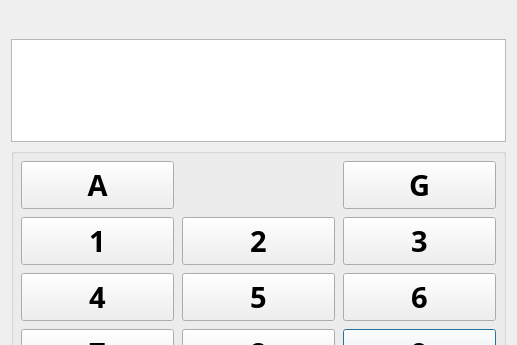
Old version of the form ui/SWFSCBCNumPad.ui in the repository aliciabillings-noaa/CLAMS; both pictures show x 0 to 517 and y 0 to 345 of the 517 by 508 pixel window.
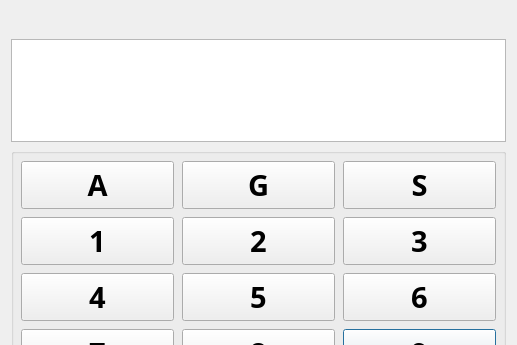
New version of the form.

Commit message: implement new stomach_barcode validation and update swfsc num pad dialogs

What changed in the file:
```diff
--- a/ui/SWFSCBCNumPad.ui
+++ b/ui/SWFSCBCNumPad.ui
@@ -299,27 +299,6 @@
         </property>
        </widget>
       </item>
-      <item row="0" column="2">
-       <widget class="QPushButton" name="pBtnG">
-        <property name="sizePolicy">
-         <sizepolicy hsizetype="Minimum" vsizetype="Expanding">
-          <horstretch>0</horstretch>
-          <verstretch>0</verstretch>
-         </sizepolicy>
-        </property>
-        <property name="font">
-         <font>
-          <family>Arial Black</family>
-          <pointsize>22</pointsize>
-          <weight>75</weight>
-          <bold>true</bold>
-         </font>
-        </property>
-        <property name="text">
-         <string>G</string>
-        </property>
-       </widget>
-      </item>
       <item row="4" column="0">
        <widget class="QPushButton" name="pBtnClr">
         <property name="sizePolicy">
@@ -362,6 +341,42 @@
         </property>
        </widget>
       </item>
+      <item row="0" column="1">
+       <widget class="QPushButton" name="pBtnG">
+        <property name="sizePolicy">
+         <sizepolicy hsizetype="Minimum" vsizetype="Expanding">
+          <horstretch>0</horstretch>
+          <verstretch>0</verstretch>
+         </sizepolicy>
+        </property>
+        <property name="font">
+         <font>
+          <family>Arial Black</family>
+          <pointsize>22</pointsize>
+          <weight>75</weight>
+          <bold>true</bold>
+         </font>
+        </property>
+        <property name="text">
+         <string>G</string>
+        </property>
+       </widget>
+      </item>
+      <item row="0" column="2">
+       <widget class="QPushButton" name="pBtnS">
+        <property name="font">
+         <font>
+          <family>Arial Black</family>
+          <pointsize>22</pointsize>
+          <weight>75</weight>
+          <bold>true</bold>
+         </font>
+        </property>
+        <property name="text">
+         <string>S</string>
+        </property>
+       </widget>
+      </item>
      </layout>
     </widget>
    </item>
```
The commit also changes 5 other files.
